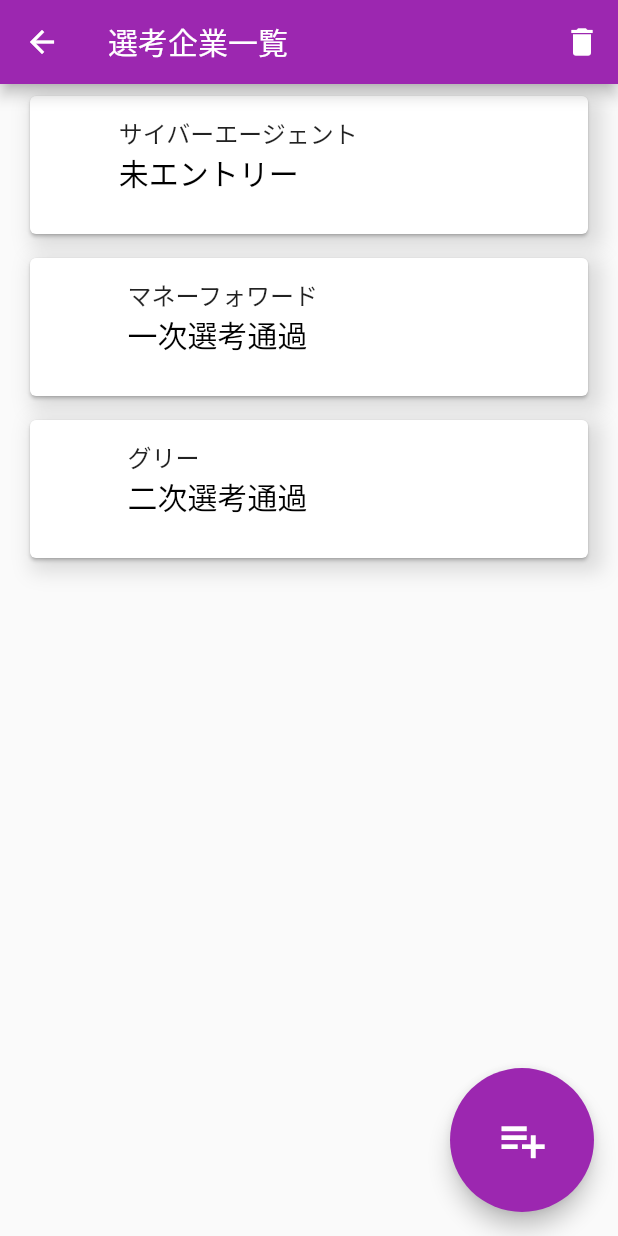
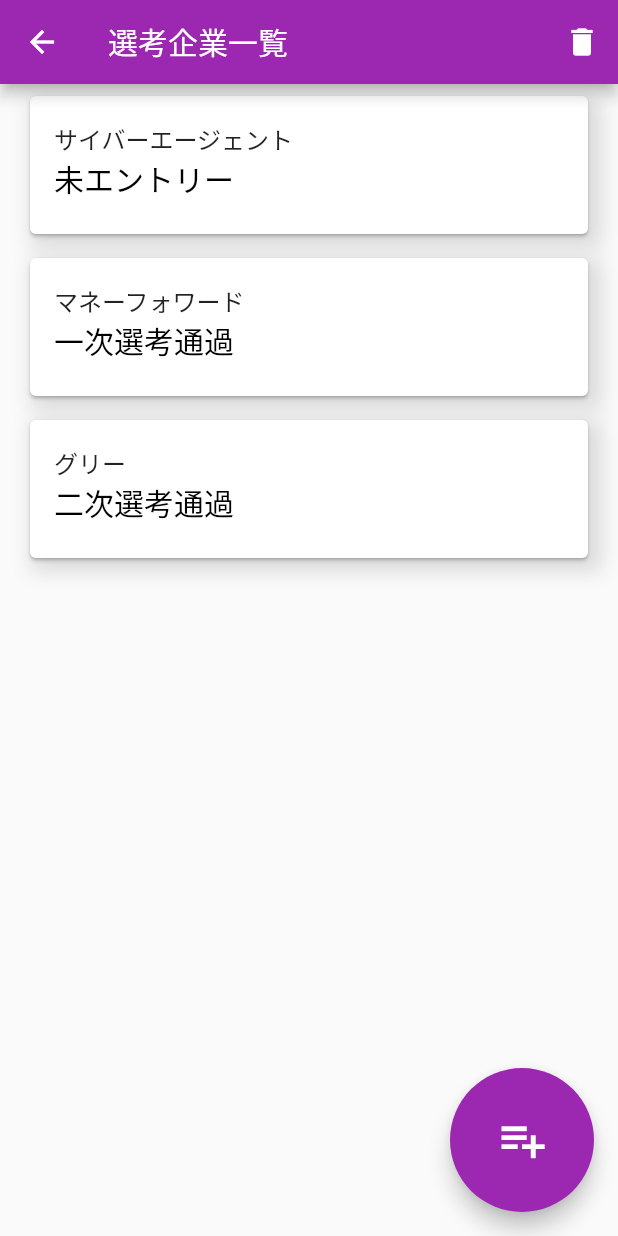
Before and after one commit to momomomo111/job_hanting_app, a Flutter app: the ProcessListScreen screen opened by its route, on a phone screen of 412 x 824 dp. Run offline on Flutter 3.47's test engine with Material 2 defaults, Android fonts, the phone set to English and light mode, and no system bars; our stand-ins replace get, google_fonts.

Commit message:
[fix] detail fix
細かい修正

```diff
--- a/lib/view/process_list_screen.dart
+++ b/lib/view/process_list_screen.dart
@@ -72,9 +72,9 @@ class ProcessListScreen extends StatelessWidget {
                   height: 100,
                   child: Card(
                     child: Padding(
-                      padding: const EdgeInsets.all(12.0),
+                      padding: const EdgeInsets.all(16.0),
                       child: Row(
-                        mainAxisAlignment: MainAxisAlignment.spaceAround,
+                        mainAxisAlignment: MainAxisAlignment.spaceBetween,
                         children: [
                           Column(
                             crossAxisAlignment: CrossAxisAlignment.start,
--- a/lib/view/title_screen.dart
+++ b/lib/view/title_screen.dart
@@ -27,7 +27,7 @@ class TitleScreen extends StatelessWidget {
                       Get.toNamed('/process-list');
                     },
                     child: const Text(
-                      "企業の方はこちらから",
+                      "閲覧する方はこちらから",
                       style: TextStyle(color: Colors.white),
                     ),
                     style: ElevatedButton.styleFrom(
```
